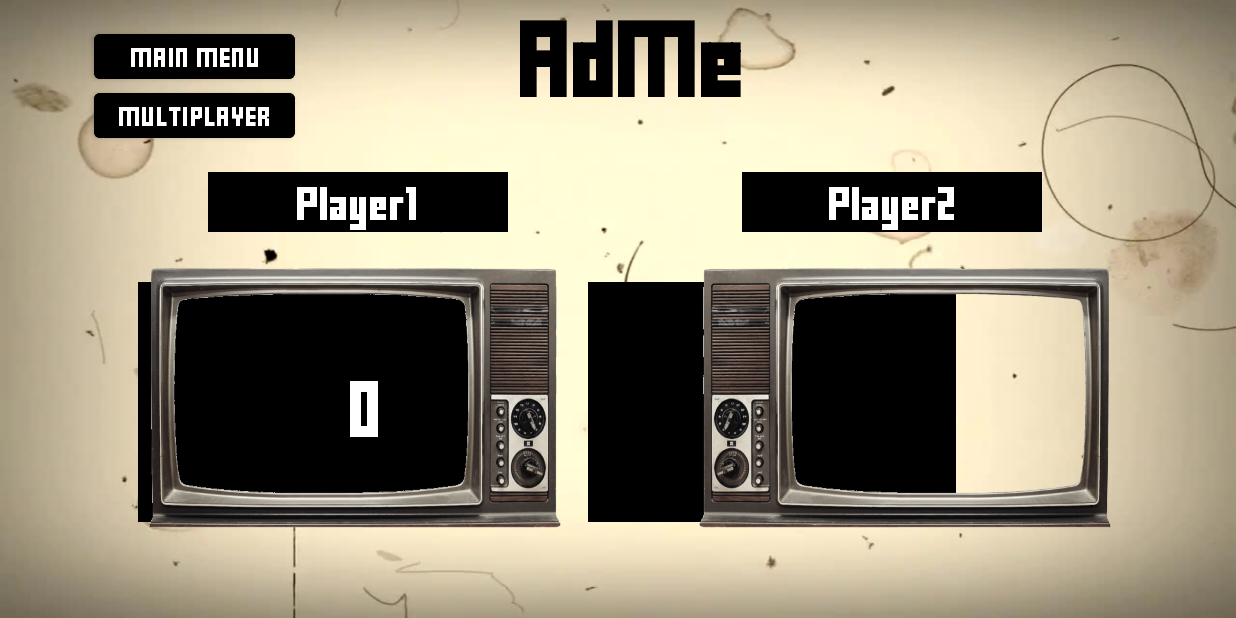
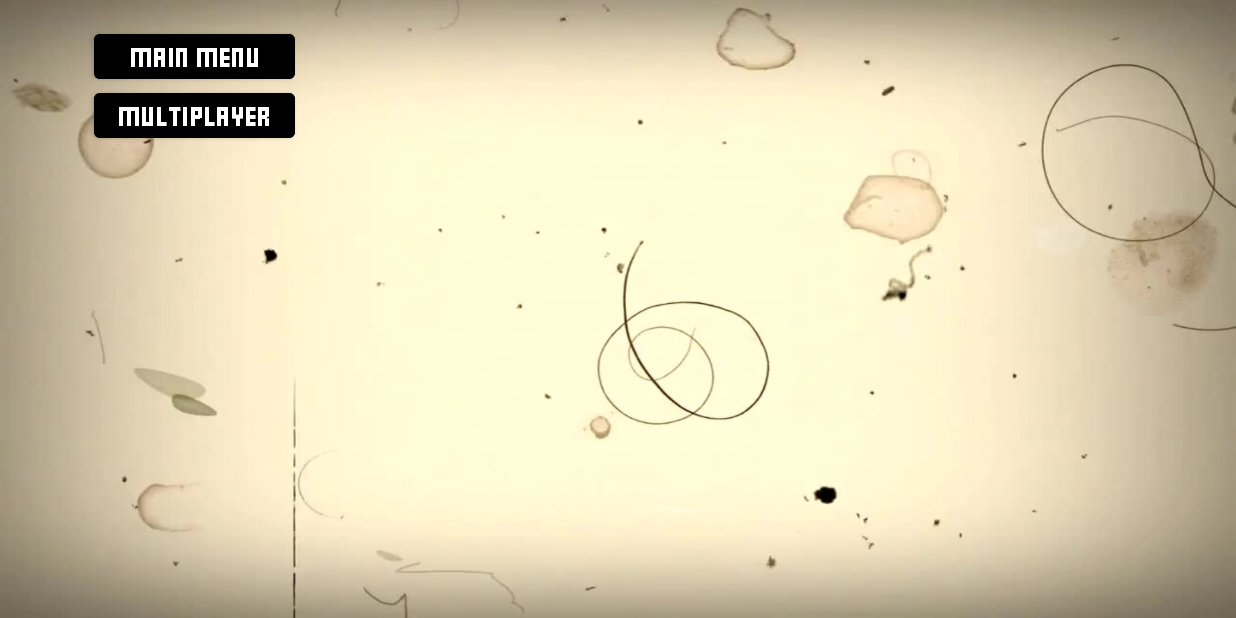
Before and after one commit to adcmyb/PickleHacks, an Android app: the ScoreMultiplayerActivity screen opened directly, with no data from a screen before it, on a phone screen of 824 x 412 dp (held sideways). Run offline under Robolectric (Android 15) with nearby library versions, the phone set to English and light mode, and no system bars; our stand-ins replace Firebase (no records; nobody signed in at launch, a user with empty details on screens opened directly); 1 statement that could not run was skipped.

```diff
--- a/app/src/main/java/com/example/picklehacksda/SelectGameActivity.java
+++ b/app/src/main/java/com/example/picklehacksda/SelectGameActivity.java
@@ -10,9 +10,6 @@ import android.widget.TextView;
 import androidx.appcompat.app.AppCompatActivity;
 
 public class SelectGameActivity extends AppCompatActivity {
-
-    private TextView scoreView;
-
 
     @Override
     protected void onCreate(Bundle savedInstanceState) {
--- a/app/src/main/res/layout/activity_score_multiplayer.xml
+++ b/app/src/main/res/layout/activity_score_multiplayer.xml
@@ -42,173 +42,173 @@
         app:layout_constraintStart_toStartOf="parent"
         app:layout_constraintTop_toTopOf="parent" />
 
-    <TextView
-        android:id="@+id/scoreboard"
-        android:layout_width="200dp"
-        android:layout_height="40dp"
-        android:layout_marginStart="92dp"
-        android:layout_marginTop="114dp"
-        android:layout_marginEnd="439dp"
-        android:layout_marginBottom="257dp"
-        android:background="@drawable/playernam"
-        app:layout_constraintBottom_toBottomOf="parent"
-        app:layout_constraintEnd_toEndOf="parent"
-        app:layout_constraintStart_toStartOf="parent"
-        app:layout_constraintTop_toTopOf="parent" />
+<!--    <TextView-->
+<!--        android:id="@+id/scoreboard"-->
+<!--        android:layout_width="200dp"-->
+<!--        android:layout_height="40dp"-->
+<!--        android:layout_marginStart="92dp"-->
+<!--        android:layout_marginTop="114dp"-->
+<!--        android:layout_marginEnd="439dp"-->
+<!--        android:layout_marginBottom="257dp"-->
+<!--        android:background="@drawable/playernam"-->
+<!--        app:layout_constraintBottom_toBottomOf="parent"-->
+<!--        app:layout_constraintEnd_toEndOf="parent"-->
+<!--        app:layout_constraintStart_toStartOf="parent"-->
+<!--        app:layout_constraintTop_toTopOf="parent" />-->
 
-    <TextView
-        android:id="@+id/scoreboard2"
-        android:layout_width="200dp"
-        android:layout_height="40dp"
-        android:layout_marginStart="448dp"
-        android:layout_marginTop="114dp"
-        android:layout_marginEnd="83dp"
-        android:layout_marginBottom="257dp"
-        android:background="@drawable/playernam"
-        app:layout_constraintBottom_toBottomOf="parent"
-        app:layout_constraintEnd_toEndOf="parent"
-        app:layout_constraintStart_toStartOf="parent"
-        app:layout_constraintTop_toTopOf="parent" />
+<!--    <TextView-->
+<!--        android:id="@+id/scoreboard2"-->
+<!--        android:layout_width="200dp"-->
+<!--        android:layout_height="40dp"-->
+<!--        android:layout_marginStart="448dp"-->
+<!--        android:layout_marginTop="114dp"-->
+<!--        android:layout_marginEnd="83dp"-->
+<!--        android:layout_marginBottom="257dp"-->
+<!--        android:background="@drawable/playernam"-->
+<!--        app:layout_constraintBottom_toBottomOf="parent"-->
+<!--        app:layout_constraintEnd_toEndOf="parent"-->
+<!--        app:layout_constraintStart_toStartOf="parent"-->
+<!--        app:layout_constraintTop_toTopOf="parent" />-->
 
-    <TextView
-        android:id="@+id/player3"
-        android:layout_width="245dp"
-        android:layout_height="160dp"
-        android:layout_marginStart="392dp"
-        android:layout_marginTop="188dp"
-        android:layout_marginBottom="63dp"
-        android:background="@drawable/playernam"
-        app:layout_constraintBottom_toBottomOf="parent"
-        app:layout_constraintStart_toStartOf="parent"
-        app:layout_constraintTop_toTopOf="parent"
-        app:layout_constraintVertical_bias="0.0" />
+<!--    <TextView-->
+<!--        android:id="@+id/player3"-->
+<!--        android:layout_width="245dp"-->
+<!--        android:layout_height="160dp"-->
+<!--        android:layout_marginStart="392dp"-->
+<!--        android:layout_marginTop="188dp"-->
+<!--        android:layout_marginBottom="63dp"-->
+<!--        android:background="@drawable/playernam"-->
+<!--        app:layout_constraintBottom_toBottomOf="parent"-->
+<!--        app:layout_constraintStart_toStartOf="parent"-->
+<!--        app:layout_constraintTop_toTopOf="parent"-->
+<!--        app:layout_constraintVertical_bias="0.0" />-->
 
-    <TextView
-        android:id="@+id/player2"
-        android:layout_width="199dp"
-        android:layout_height="40dp"
-        android:layout_marginStart="449dp"
-        android:layout_marginTop="114dp"
-        android:layout_marginEnd="83dp"
-        android:layout_marginBottom="257dp"
-        android:fontFamily="@font/fontfortitle"
-        android:gravity="center"
-        android:text="Player2"
-        android:textColor="#FFFFFF"
-        android:textSize="17sp"
-        app:layout_constraintBottom_toBottomOf="parent"
-        app:layout_constraintEnd_toEndOf="parent"
-        app:layout_constraintStart_toStartOf="parent"
-        app:layout_constraintTop_toTopOf="parent" />
+<!--    <TextView-->
+<!--        android:id="@+id/player2"-->
+<!--        android:layout_width="199dp"-->
+<!--        android:layout_height="40dp"-->
+<!--        android:layout_marginStart="449dp"-->
+<!--        android:layout_marginTop="114dp"-->
+<!--        android:layout_marginEnd="83dp"-->
+<!--        android:layout_marginBottom="257dp"-->
+<!--        android:fontFamily="@font/fontfortitle"-->
+<!--        android:gravity="center"-->
+<!--        android:text="Player2"-->
+<!--        android:textColor="#FFFFFF"-->
+<!--        android:textSize="17sp"-->
+<!--        app:layout_constraintBottom_toBottomOf="parent"-->
+<!--        app:layout_constraintEnd_toEndOf="parent"-->
+<!--        app:layout_constraintStart_toStartOf="parent"-->
+<!--        app:layout_constraintTop_toTopOf="parent" />-->
 
-    <TextView
-        android:id="@+id/player1"
-        android:layout_width="199dp"
-        android:layout_height="40dp"
-        android:layout_marginStart="92dp"
-        android:layout_marginTop="114dp"
-        android:layout_marginEnd="440dp"
-        android:layout_marginBottom="257dp"
-        android:fontFamily="@font/fontfortitle"
-        android:gravity="center"
-        android:text="Player1"
-        android:textColor="#FFFFFF"
-        android:textSize="17sp"
-        app:layout_constraintBottom_toBottomOf="parent"
-        app:layout_constraintEnd_toEndOf="parent"
-        app:layout_constraintStart_toStartOf="parent"
-        app:layout_constraintTop_toTopOf="parent" />
+<!--    <TextView-->
+<!--        android:id="@+id/player1"-->
+<!--        android:layout_width="199dp"-->
+<!--        android:layout_height="40dp"-->
+<!--        android:layout_marginStart="92dp"-->
+<!--        android:layout_marginTop="114dp"-->
+<!--        android:layout_marginEnd="440dp"-->
+<!--        android:layout_marginBottom="257dp"-->
+<!--        android:fontFamily="@font/fontfortitle"-->
+<!--        android:gravity="center"-->
+<!--        android:text="Player1"-->
+<!--        android:textColor="#FFFFFF"-->
+<!--        android:textSize="17sp"-->
+<!--        app:layout_constraintBottom_toBottomOf="parent"-->
+<!--        app:layout_constraintEnd_toEndOf="parent"-->
+<!--        app:layout_constraintStart_toStartOf="parent"-->
+<!--        app:layout_constraintTop_toTopOf="parent" />-->
 
-    <TextView
-        android:id="@+id/player"
-        android:layout_width="245dp"
-        android:layout_height="160dp"
-        android:layout_marginStart="92dp"
-        android:layout_marginTop="188dp"
-        android:layout_marginBottom="63dp"
-        android:background="@drawable/playernam"
-        app:layout_constraintBottom_toBottomOf="parent"
-        app:layout_constraintStart_toStartOf="parent"
-        app:layout_constraintTop_toTopOf="parent"
-        app:layout_constraintVertical_bias="0.0" />
+<!--    <TextView-->
+<!--        android:id="@+id/player"-->
+<!--        android:layout_width="245dp"-->
+<!--        android:layout_height="160dp"-->
+<!--        android:layout_marginStart="92dp"-->
+<!--        android:layout_marginTop="188dp"-->
+<!--        android:layout_marginBottom="63dp"-->
+<!--        android:background="@drawable/playernam"-->
+<!--        app:layout_constraintBottom_toBottomOf="parent"-->
+<!--        app:layout_constraintStart_toStartOf="parent"-->
+<!--        app:layout_constraintTop_toTopOf="parent"-->
+<!--        app:layout_constraintVertical_bias="0.0" />-->
 
-    <TextView
-        android:id="@+id/textView"
-        android:layout_width="281dp"
-        android:layout_height="193dp"
-        android:layout_marginTop="106dp"
-        android:layout_marginBottom="52dp"
-        android:background="@drawable/televisheona_reflec"
-        app:layout_constraintBottom_toBottomOf="parent"
-        app:layout_constraintEnd_toEndOf="parent"
-        app:layout_constraintHorizontal_bias="0.853"
-        app:layout_constraintStart_toStartOf="parent"
-        app:layout_constraintTop_toTopOf="parent"
-        app:layout_constraintVertical_bias="0.933" />
+<!--    <TextView-->
+<!--        android:id="@+id/textView"-->
+<!--        android:layout_width="281dp"-->
+<!--        android:layout_height="193dp"-->
+<!--        android:layout_marginTop="106dp"-->
+<!--        android:layout_marginBottom="52dp"-->
+<!--        android:background="@drawable/televisheona_reflec"-->
+<!--        app:layout_constraintBottom_toBottomOf="parent"-->
+<!--        app:layout_constraintEnd_toEndOf="parent"-->
+<!--        app:layout_constraintHorizontal_bias="0.853"-->
+<!--        app:layout_constraintStart_toStartOf="parent"-->
+<!--        app:layout_constraintTop_toTopOf="parent"-->
+<!--        app:layout_constraintVertical_bias="0.933" />-->
 
-    <TextView
-        android:id="@+id/game_title"
-        android:layout_width="wrap_content"
-        android:layout_height="wrap_content"
-        android:layout_centerHorizontal="true"
-        android:layout_marginTop="4dp"
-        android:fontFamily="@font/fontfortitle"
-        android:text="AdMe"
-        android:textColor="#000000"
-        android:textSize="40sp"
-        android:textStyle="bold"
-        android:translationY="-10dp"
-        app:layout_constraintEnd_toEndOf="parent"
-        app:layout_constraintHorizontal_bias="0.514"
-        app:layout_constraintStart_toStartOf="parent"
-        app:layout_constraintTop_toTopOf="parent" />
+<!--    <TextView-->
+<!--        android:id="@+id/game_title"-->
+<!--        android:layout_width="wrap_content"-->
+<!--        android:layout_height="wrap_content"-->
+<!--        android:layout_centerHorizontal="true"-->
+<!--        android:layout_marginTop="4dp"-->
+<!--        android:fontFamily="@font/fontfortitle"-->
+<!--        android:text="AdMe"-->
+<!--        android:textColor="#000000"-->
+<!--        android:textSize="40sp"-->
+<!--        android:textStyle="bold"-->
+<!--        android:translationY="-10dp"-->
+<!--        app:layout_constraintEnd_toEndOf="parent"-->
+<!--        app:layout_constraintHorizontal_bias="0.514"-->
+<!--        app:layout_constraintStart_toStartOf="parent"-->
+<!--        app:layout_constraintTop_toTopOf="parent" />-->
 
-    <TextView
-        android:layout_width="281dp"
-        android:layout_height="193dp"
-        android:layout_marginTop="106dp"
-        android:layout_marginBottom="52dp"
-        android:background="@drawable/televisheona"
-        app:layout_constraintBottom_toBottomOf="parent"
-        app:layout_constraintEnd_toEndOf="parent"
-        app:layout_constraintHorizontal_bias="0.177"
-        app:layout_constraintStart_toStartOf="parent"
-        app:layout_constraintTop_toTopOf="parent"
-        app:layout_constraintVertical_bias="0.933" />
+<!--    <TextView-->
+<!--        android:layout_width="281dp"-->
+<!--        android:layout_height="193dp"-->
+<!--        android:layout_marginTop="106dp"-->
+<!--        android:layout_marginBottom="52dp"-->
+<!--        android:background="@drawable/televisheona"-->
+<!--        app:layout_constraintBottom_toBottomOf="parent"-->
+<!--        app:layout_constraintEnd_toEndOf="parent"-->
+<!--        app:layout_constraintHorizontal_bias="0.177"-->
+<!--        app:layout_constraintStart_toStartOf="parent"-->
+<!--        app:layout_constraintTop_toTopOf="parent"-->
+<!--        app:layout_constraintVertical_bias="0.933" />-->
 
-    <TextView
-        android:id="@+id/score"
-        android:layout_width="113dp"
-        android:layout_height="57dp"
-        android:layout_marginStart="141dp"
-        android:layout_marginTop="238dp"
-        android:layout_marginEnd="477dp"
-        android:layout_marginBottom="116dp"
-        android:fontFamily="@font/fontfortitle"
-        android:gravity="center"
-        android:textColor="#FFFFFF"
-        android:textSize="30sp"
-        app:layout_constraintBottom_toBottomOf="parent"
-        app:layout_constraintEnd_toEndOf="parent"
-        app:layout_constraintStart_toStartOf="parent"
-        app:layout_constraintTop_toTopOf="parent" />
+<!--    <TextView-->
+<!--        android:id="@+id/score"-->
+<!--        android:layout_width="113dp"-->
+<!--        android:layout_height="57dp"-->
+<!--        android:layout_marginStart="141dp"-->
+<!--        android:layout_marginTop="238dp"-->
+<!--        android:layout_marginEnd="477dp"-->
+<!--        android:layout_marginBottom="116dp"-->
+<!--        android:fontFamily="@font/fontfortitle"-->
+<!--        android:gravity="center"-->
+<!--        android:textColor="#FFFFFF"-->
+<!--        android:textSize="30sp"-->
+<!--        app:layout_constraintBottom_toBottomOf="parent"-->
+<!--        app:layout_constraintEnd_toEndOf="parent"-->
+<!--        app:layout_constraintStart_toStartOf="parent"-->
+<!--        app:layout_constraintTop_toTopOf="parent" />-->
 
-    <TextView
-        android:id="@+id/score2"
-        android:layout_width="113dp"
-        android:layout_height="57dp"
-        android:layout_marginStart="486dp"
-        android:layout_marginTop="238dp"
-        android:layout_marginEnd="132dp"
-        android:layout_marginBottom="116dp"
-        android:fontFamily="@font/fontfortitle"
-        android:gravity="center"
-        android:textColor="#FFFFFF"
-        android:textSize="30sp"
-        app:layout_constraintBottom_toBottomOf="parent"
-        app:layout_constraintEnd_toEndOf="parent"
-        app:layout_constraintStart_toStartOf="parent"
-        app:layout_constraintTop_toTopOf="parent" />
+<!--    <TextView-->
+<!--        android:id="@+id/score2"-->
+<!--        android:layout_width="113dp"-->
+<!--        android:layout_height="57dp"-->
+<!--        android:layout_marginStart="486dp"-->
+<!--        android:layout_marginTop="238dp"-->
+<!--        android:layout_marginEnd="132dp"-->
+<!--        android:layout_marginBottom="116dp"-->
+<!--        android:fontFamily="@font/fontfortitle"-->
+<!--        android:gravity="center"-->
+<!--        android:textColor="#FFFFFF"-->
+<!--        android:textSize="30sp"-->
+<!--        app:layout_constraintBottom_toBottomOf="parent"-->
+<!--        app:layout_constraintEnd_toEndOf="parent"-->
+<!--        app:layout_constraintStart_toStartOf="parent"-->
+<!--        app:layout_constraintTop_toTopOf="parent" />-->
 
 
 </androidx.constraintlayout.widget.ConstraintLayout>
```
Also changed, not shown: app/src/main/java/com/example/picklehacksda/ScoreSingleplayerActivity.java (+13 -0 lines), app/src/main/res/layout/activity_score_singleplayer.xml (+70 -87 lines), app/src/main/res/layout/activity_select_game.xml (+9 -2 lines).
